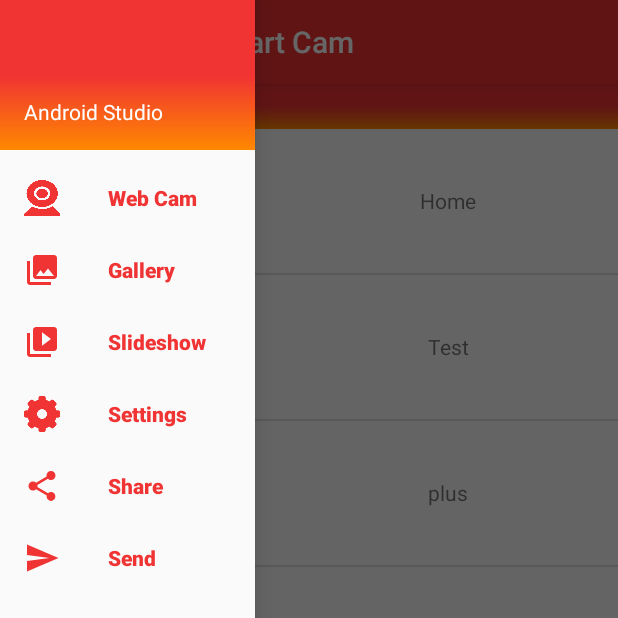
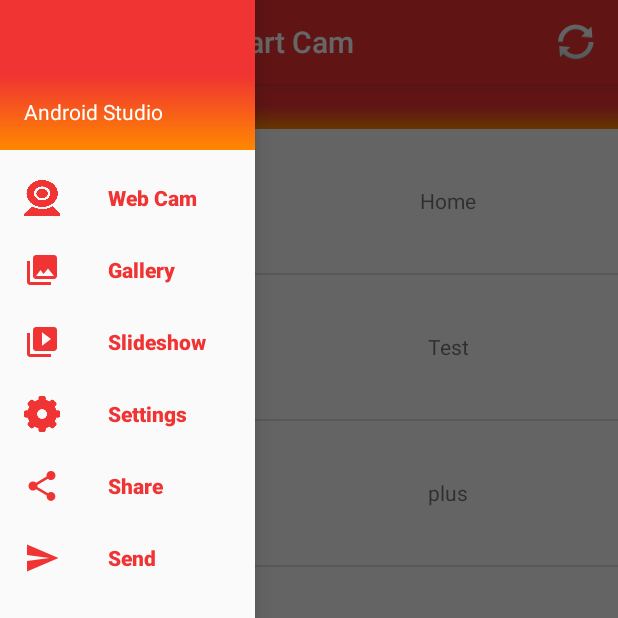
Before and after one commit to melvin11112015/GreataSmartCam, an Android app: the screen it shows after launch (HomeActivity), with the side drawer open, on a phone screen of 412 x 824 dp, the top half of it. Run offline under Robolectric (Android 15) with nearby library versions, the phone set to English and light mode, and no system bars.

Commit message:
Add basic refresh demo

```diff
--- a/app/src/main/java/com/greata/greatasmartcam/HomeActivity.java
+++ b/app/src/main/java/com/greata/greatasmartcam/HomeActivity.java
@@ -11,6 +11,7 @@ import android.os.Bundle;
 import android.support.design.widget.FloatingActionButton;
 import android.support.design.widget.Snackbar;
 import android.support.v4.view.ViewCompat;
+import android.support.v4.widget.SwipeRefreshLayout;
 import android.support.v7.widget.DefaultItemAnimator;
 import android.support.v7.widget.LinearLayoutManager;
 import android.support.v7.widget.RecyclerView;
@@ -39,6 +40,9 @@ import java.util.List;
 public class HomeActivity extends AppCompatActivity
         implements NavigationView.OnNavigationItemSelectedListener {
     private List<String> mDatas;
+    HomeAdapter mAdapter;
+
+    SwipeRefreshLayout mRefreshLayout;
 
     @Override
     protected void onCreate(Bundle savedInstanceState) {
@@ -66,13 +70,61 @@ public class HomeActivity extends AppCompatActivity
         // 设置布局管理器
         mRecyclerView.setLayoutManager(new LinearLayoutManager(this));
         // 设置adapter
-        HomeAdapter mAdapter;
+
         mRecyclerView.setAdapter(mAdapter = new HomeAdapter());
         // 设置Item添加和移除的动画
         mRecyclerView.setItemAnimator(new DefaultItemAnimator());
         // 设置Item之间间隔样式
         mRecyclerView.addItemDecoration(new MyDividerItemDecoration(this, LinearLayoutManager.VERTICAL));
 
+        mRefreshLayout = (SwipeRefreshLayout) findViewById(R.id.layout_swipe_refresh);
+
+        mRefreshLayout.setOnRefreshListener(new SwipeRefreshLayout.OnRefreshListener() {
+            public void onRefresh() {
+                // TODO: 2017/10/17 do real refresh actions
+                //我在List最前面加入一条数据
+                mDatas.add("嘿，我是“下拉刷新”生出来的");
+                //数据重新加载完成后，提示数据发生改变，并且设置现在不在刷新
+                mAdapter.notifyDataSetChanged();
+                mRefreshLayout.setRefreshing(false);
+            }
+        });
+
+
+    }
+
+    MenuItem mProgressMenu;
+
+    @Override
+    public boolean onCreateOptionsMenu(Menu menu) {
+        // Inflate the menu; this adds items to the action bar if it is present.
+        getMenuInflater().inflate(R.menu.main, menu);
+        mProgressMenu = menu.findItem(R.id.refresh);
+        return true;
+    }
+
+    public void setLoadingState(boolean refreshing) {
+        if (mProgressMenu != null) {
+            if (refreshing) {
+                mProgressMenu
+                        .setActionView(R.layout.actionbar_indeterminate_progress);
+                mProgressMenu.setVisible(true);
+            } else {
+                mProgressMenu.setVisible(false);
+                mProgressMenu.setActionView(null);
+            }
+        }
+    }
+
+    @Override
+    public boolean onOptionsItemSelected(MenuItem item) {
+        switch (item.getItemId()) {
+            case R.id.refresh:
+                // TODO: 2017/10/17 do real refresh actions
+                setLoadingState(true);
+                break;
+        }
+        return super.onOptionsItemSelected(item);
     }
 
     class HomeAdapter extends RecyclerView.Adapter<HomeAdapter.MyViewHolder> {
--- a/app/src/main/res/layout/content_home.xml
+++ b/app/src/main/res/layout/content_home.xml
@@ -14,19 +14,25 @@
         android:layout_height="30dp"
         android:background="@drawable/side_nav_bar"
         android:gravity="center_vertical"
+        android:paddingLeft="10dp"
         android:paddingStart="10dp"
-        android:paddingLeft="10dp"
         android:text="TextView"
         android:textColor="@android:color/background_light"
         android:textStyle="bold" />
 
-    <android.support.v7.widget.RecyclerView
-        android:id="@+id/my_recycler_view"
+    <android.support.v4.widget.SwipeRefreshLayout
+        android:id="@+id/layout_swipe_refresh"
         android:layout_width="match_parent"
         android:layout_height="match_parent"
         android:layout_alignParentLeft="true"
         android:layout_alignParentStart="true"
-        android:layout_below="@+id/textView" />
+        android:layout_below="@+id/textView">
+
+        <android.support.v7.widget.RecyclerView
+            android:id="@+id/my_recycler_view"
+            android:layout_width="match_parent"
+            android:layout_height="match_parent" />
+    </android.support.v4.widget.SwipeRefreshLayout>
 
     <LinearLayout
         style="@style/Widget.AppCompat.ButtonBar"
--- /dev/null
+++ b/app/src/main/res/menu/main.xml
@@ -0,0 +1,10 @@
+<?xml version="1.0" encoding="utf-8"?>
+<menu xmlns:android="http://schemas.android.com/apk/res/android"
+    xmlns:app="http://schemas.android.com/apk/res-auto">
+    <item
+        android:title="refresh"
+        android:id="@+id/refresh"
+        android:icon="@android:drawable/ic_popup_sync"
+        app:showAsAction="always"></item>
+
+</menu>
```
Also changed, not shown: app/src/main/res/layout/actionbar_indeterminate_progress.xml (added, +13 -0 lines), app/src/main/res/drawable/logo.png.
